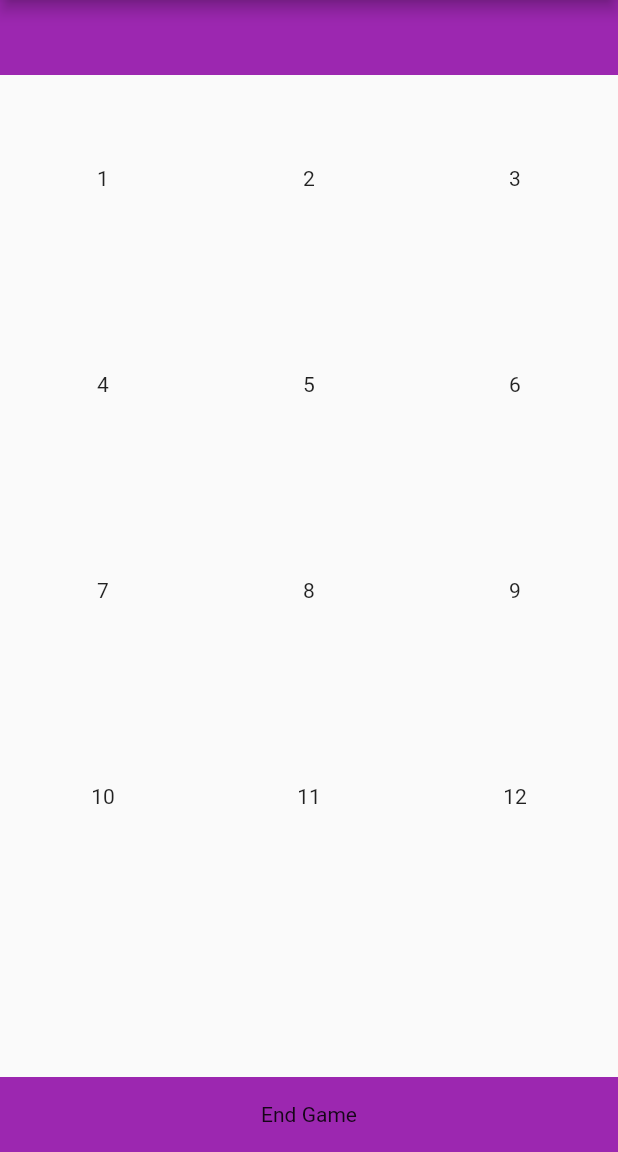
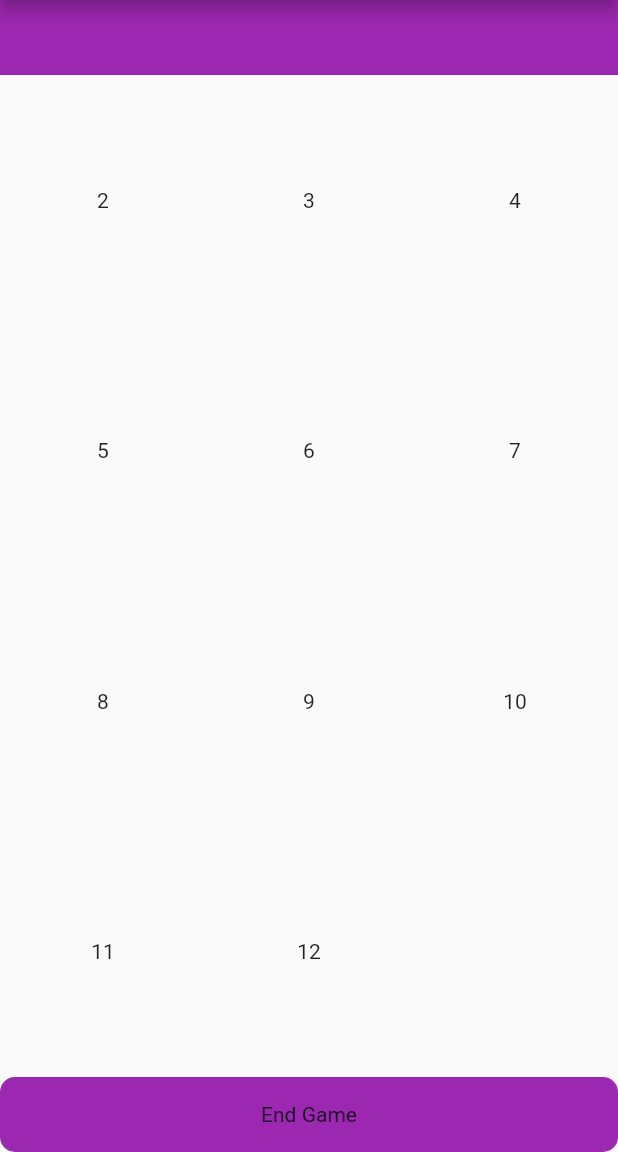
Before and after one commit to Hahnstrong/diceodds, a Flutter app: the screen it shows after launch, on a phone screen of 412 x 824 dp, the part 84-1236 px from its top. Run offline on Flutter 3.47's test engine with Material 2 defaults, Android fonts, the phone set to English and light mode, and no system bars.

Commit message:
no file structure

```diff
--- a/diceodds/lib/main.dart
+++ b/diceodds/lib/main.dart
@@ -1,4 +1,6 @@
 // ignore_for_file: prefer_const_constructors
+// ignore_for_file: prefer_const_literals_to_create_immutables
+import 'package:diceodds/styles.dart';
 import 'package:flutter/material.dart';
 
 void main() {
@@ -15,7 +17,7 @@
       theme: ThemeData(
         primarySwatch: Colors.blue,
       ),
-      home: const HomeScreen(title: 'Dice Odds'),
+      home: HomeScreen(title: 'Dice Odds'),
     );
   }
 }
@@ -29,6 +31,7 @@
 }
 
 class _HomeScreenState extends State<HomeScreen> {
+  List<int> firstAndLastNumber = [2, 12];
   List<int> rolledNumbers = [];
 
   void _incrementCounter(int roll) {
@@ -62,30 +65,16 @@
               ),
             ),
           ),
-          Expanded(
-            child: GridView.count(
-              shrinkWrap: true,
-              crossAxisCount: 3,
-              children: List.generate(12, (index) {
-                return InkWell(
-                  onTap: () {
-                    _incrementCounter(index + 1);
-                  },
-                  child: Center(
-                    child: Text(
-                      '${index + 1}',
-                    ),
-                  ),
-                );
-              }),
-            ),
-          ),
+          rowOfNumbers(firstAndLastNumber[0]),
+          rowOfNumbers(firstAndLastNumber[0] + 3),
+          rowOfNumbers(firstAndLastNumber[0] + 6),
+          rowOfNumbers(firstAndLastNumber[0] + 9),
           InkWell(
             onTap: _endGameTapped,
             child: Container(
+              decoration: MyStyles().basicBitchBox,
               height: 50,
               width: double.infinity,
-              color: Colors.purple,
               child: Center(
                 child: Text(
                   'End Game',
@@ -94,7 +83,44 @@
             ),
           ),
         ],
+      )
+    );
+  }
+
+  // Widget rollInputView() {
+  //   return Container(
+  //     child: Column(
+  //       children: [
+
+  //       ]
+  //     ),
+  //   );
+  // }
+
+  Widget rowOfNumbers(int firstNumber) {
+    return Expanded(
+      child: Row(
+        children: [
+          number(firstNumber),
+          number(firstNumber + 1),
+          number(firstNumber + 2),
+        ],
       ),
     );
   }
+
+  Widget number(int number) {
+    bool emptyNumber = number > firstAndLastNumber.last;
+
+    return Expanded(
+      child: InkWell(
+        onTap: emptyNumber ? (){} : () => _incrementCounter(number) ,
+        child: Center(
+          child: Text(
+            emptyNumber ? '' : '$number',
+          ),
+        ),
+      )
+    );
+  }
 }
--- /dev/null
+++ b/diceodds/lib/styles.dart
@@ -0,0 +1,10 @@
+// ignore_for_file: prefer_const_constructors
+import 'package:flutter/material.dart';
+
+class MyStyles {
+  BoxDecoration basicBitchBox = BoxDecoration(
+    color: Colors.purple,
+    border: Border.all(color: Colors.purple),
+    borderRadius: BorderRadius.all(Radius.circular(10))
+  );
+}
```
